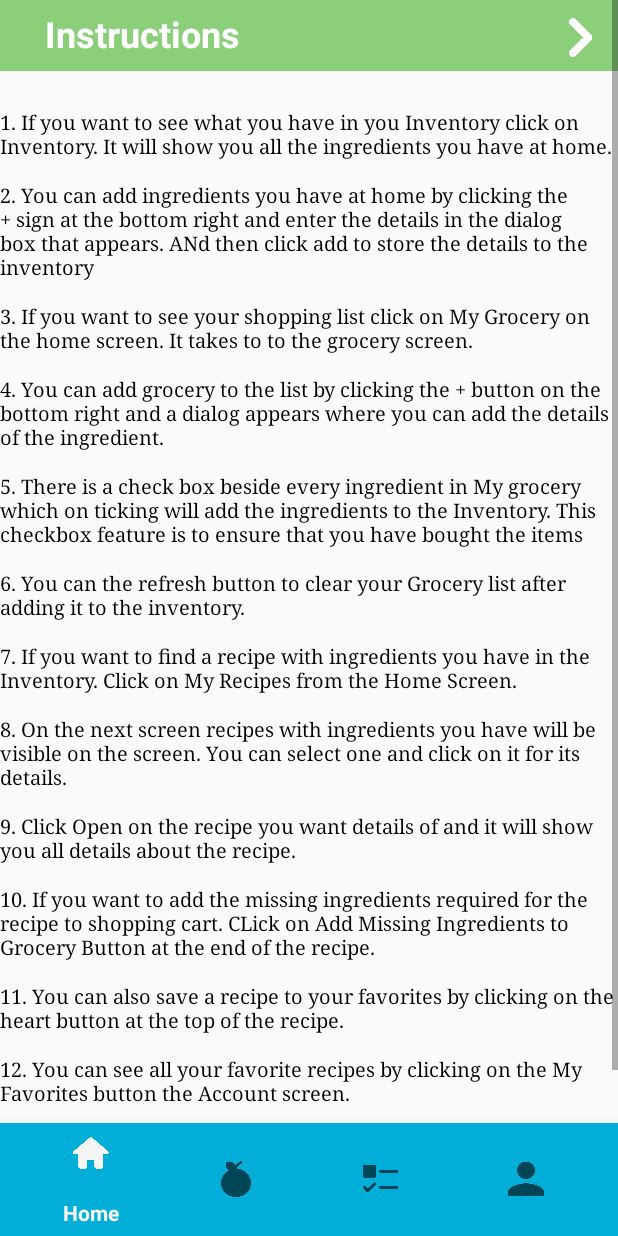
After one commit to hunainadhi/Foodification-app, an Android app: the fragment InstructionsFragment placed in its activity, on a phone screen of 412 x 824 dp. The commit adds this screen. Run offline under Robolectric (Android 15) with nearby library versions, the phone set to English and light mode, and no system bars; our stand-ins replace Firebase (no records; nobody signed in at launch, a user with empty details on screens opened directly), Volley; network calls fail; Roboto replaces fonts that are not available here.

Commit message:
Added Help Page to Account Screen

```diff
--- /dev/null
+++ b/app/src/main/java/com/example/foodification/InstructionsFragment.java
@@ -0,0 +1,33 @@
+package com.example.foodification;
+
+import android.annotation.SuppressLint;
+import android.os.Bundle;
+import android.view.LayoutInflater;
+import android.view.View;
+import android.view.ViewGroup;
+import android.widget.Button;
+import androidx.fragment.app.Fragment;
+
+public class InstructionsFragment extends Fragment {
+    Button backButton;
+
+    @SuppressLint("MissingInflatedId")
+    @Override
+    public View onCreateView(LayoutInflater inflater, ViewGroup container, Bundle savedInstanceState) {
+        View view = inflater.inflate(R.layout.fragment_instructions, container, false);
+
+        // Find buttons by their IDs
+        backButton = view.findViewById(R.id.backButton);
+        backButton.setOnClickListener(new View.OnClickListener() {
+            @Override
+            public void onClick(View v) {
+                // Handle back button click
+                if (getFragmentManager() != null) {
+                    getFragmentManager().popBackStack();
+                }
+            }
+        });
+        return view;
+    }
+
+}
--- a/app/src/main/res/layout/activity_user_info.xml
+++ b/app/src/main/res/layout/activity_user_info.xml
@@ -200,6 +200,7 @@
         </RelativeLayout>
 
         <RelativeLayout
+            android:id="@+id/helpLayout"
             android:layout_width="wrap_content"
             android:layout_height="wrap_content"
             android:layout_below="@id/editProfile"
--- /dev/null
+++ b/app/src/main/res/layout/fragment_instructions.xml
@@ -0,0 +1,188 @@
+<ScrollView
+    xmlns:android="http://schemas.android.com/apk/res/android"
+    xmlns:tools="http://schemas.android.com/tools"
+    android:layout_width="match_parent"
+    android:layout_height="wrap_content">
+    <RelativeLayout
+        android:layout_width="match_parent"
+        android:layout_height="wrap_content"
+        tools:ignore="ExtraText">
+
+    <View  android:id="@+id/instructionsBar"
+        android:layout_width="match_parent"
+        android:layout_height="47dp"
+        android:background="#8BCF7B"
+        android:layout_marginStart="0dp"></View>
+
+    <Button
+        android:id="@+id/backButton"
+        android:layout_width="50dp"
+        android:layout_height="50dp"
+        android:layout_alignParentTop="true"
+        android:layout_alignParentEnd="true"
+        android:layout_marginStart="16dp"
+        android:background="@drawable/arrow"
+        tools:ignore="SpeakableTextPresentCheck" />
+    />
+
+    <TextView
+        android:id="@+id/inventory"
+        android:textStyle="bold"
+        android:layout_width="360dp"
+        android:layout_height="46.72dp"
+        android:layout_alignParentLeft="true"
+        android:layout_alignParentTop="true"
+        android:layout_marginTop="6dp"
+        android:layout_marginLeft="30dp"
+
+        android:text="@string/Instructions"
+        android:textAppearance="@style/try_our_new"/>
+    <TextView
+        android:id="@+id/nameText"
+        android:paddingTop="25dp"
+        android:layout_below="@id/instructionsBar"
+        android:layout_width="match_parent"
+        android:layout_height="wrap_content"
+        android:text="@string/_1_if_you_want_to_see_what_you_have_in_you_inventory_click_on_inventory_it_will_show_you_all_the_ingredients_you_have_at_home"
+        android:fontFamily="serif"
+        android:textColor="@color/black"
+        android:textFontWeight="400"
+        android:textSize="13sp"/>
+    <TextView
+        android:id="@+id/nameText1"
+        android:layout_width="match_parent"
+        android:layout_below="@id/nameText"
+        android:paddingTop="15dp"
+        android:layout_height="wrap_content"
+        android:text="@string/_2_you_can_add_ingredients_you_have_at_home_by_clicking_the_sign_at_the_bottom_right_and_enter_the_details_in_the_dialog_box_that_appears_and_then_click_add_to_store_the_details_to_the_inventory"
+        android:fontFamily="serif"
+        android:textColor="@color/black"
+        android:textFontWeight="400"
+        android:textSize="13sp"/>
+    <TextView
+        android:id="@+id/nameText2"
+        android:layout_width="match_parent"
+        android:layout_below="@id/nameText1"
+        android:paddingTop="15dp"
+        android:layout_height="wrap_content"
+        android:text="@string/_3_if_you_want_to_see_your_shopping_list_click_on_my_grocery_on_the_home_screen_it_takes_to_to_the_grocery_screen"
+        android:fontFamily="serif"
+        android:textColor="@color/black"
+        android:textFontWeight="400"
+        android:textSize="13sp"/>
+    <TextView
+        android:id="@+id/nameText3"
+        android:layout_width="match_parent"
+        android:paddingTop="15dp"
+        android:layout_below="@id/nameText2"
+        android:layout_height="wrap_content"
+        android:text="@string/_4_you_can_add_grocery_to_the_list_by_clicking_the_button_on_the_bottom_right_and_a_dialog_appears_where_you_can_add_the_details_of_the_ingredient"
+        android:fontFamily="serif"
+        android:textColor="@color/black"
+        android:textFontWeight="400"
+        android:textSize="13sp"/>
+    <TextView
+        android:id="@+id/nameText4"
+        android:layout_width="match_parent"
+        android:layout_below="@id/nameText3"
+        android:paddingTop="15dp"
+        android:layout_height="wrap_content"
+        android:text="@string/_5_there_is_a_check_box_beside_every_ingredient_in_my_grocery_which_on_ticking_will_add_the_ingredients_to_the_inventory_this_checkbox_feature_is_to_ensure_that_you_have_bought_the_items"
+        android:fontFamily="serif"
+        android:textColor="@color/black"
+        android:textFontWeight="400"
+        android:textSize="13sp"/>
+    <TextView
+        android:id="@+id/nameText5"
+        android:layout_width="match_parent"
+        android:layout_below="@id/nameText4"
+        android:paddingTop="15dp"
+        android:layout_height="wrap_content"
+        android:text="@string/_6_you_can_the_refresh_button_to_clear_your_grocery_list_after_adding_it_to_the_inventory"
+        android:fontFamily="serif"
+        android:textColor="@color/black"
+        android:textFontWeight="400"
+        android:textSize="13sp"/>
+    <TextView
+        android:id="@+id/nameText6"
+        android:layout_width="match_parent"
+        android:paddingTop="15dp"
+        android:layout_below="@id/nameText5"
+        android:layout_height="wrap_content"
+        android:text="@string/_7_if_you_want_to_find_a_recipe_with_ingredients_you_have_in_the_inventory_click_on_my_recipes_from_the_home_screen"
+        android:fontFamily="serif"
+        android:textColor="@color/black"
+        android:textFontWeight="400"
+        android:textSize="13sp"/>
+    <TextView
+        android:id="@+id/nameText7"
+        android:layout_width="match_parent"
+        android:layout_below="@id/nameText6"
+        android:paddingTop="15dp"
+        android:layout_height="wrap_content"
+        android:text="@string/_8_on_the_next_screen_recipes_with_ingredients_you_have_will_be_visible_on_the_screen_you_can_select_one_and_click_on_it_for_its_details"
+        android:fontFamily="serif"
+        android:textColor="@color/black"
+        android:textFontWeight="400"
+        android:textSize="13sp"/>
+    <TextView
+        android:id="@+id/nameText8"
+        android:layout_width="match_parent"
+        android:layout_below="@id/nameText7"
+        android:paddingTop="15dp"
+        android:layout_height="wrap_content"
+        android:text="@string/_9_click_open_on_the_recipe_you_want_details_of_and_it_will_show_you_all_details_about_the_recipe"
+        android:fontFamily="serif"
+        android:textColor="@color/black"
+        android:textFontWeight="400"
+        android:textSize="13sp"/>
+    <TextView
+        android:id="@+id/nameText9"
+        android:layout_width="match_parent"
+        android:layout_below="@id/nameText8"
+        android:paddingTop="15dp"
+        android:layout_height="wrap_content"
+        android:text="@string/_10_if_you_want_to_add_the_missing_ingredients_required_for_the_recipe_to_shopping_cart_click_on_add_missing_ingredients_to_grocery_button_at_the_end_of_the_recipe"
+        android:fontFamily="serif"
+        android:textColor="@color/black"
+        android:textFontWeight="400"
+        android:textSize="13sp"/>
+
+    <TextView
+        android:id="@+id/nameText10"
+        android:layout_width="match_parent"
+        android:layout_below="@id/nameText9"
+        android:paddingTop="15dp"
+        android:layout_height="wrap_content"
+        android:text="@string/_11_you_can_also_save_a_recipe_to_your_favorites_by_clicking_on_the_heart_button_at_the_top_of_the_recipe"
+        android:fontFamily="serif"
+        android:textColor="@color/black"
+        android:textFontWeight="400"
+        android:textSize="13sp"/>
+
+    <TextView
+        android:id="@+id/nameText11"
+        android:layout_width="match_parent"
+        android:paddingTop="15dp"
+        android:layout_below="@id/nameText10"
+        android:layout_height="wrap_content"
+        android:text="@string/_12_you_can_see_all_your_favorite_recipes_by_clicking_on_the_my_favorites_button_the_account_screen"
+        android:fontFamily="serif"
+        android:textColor="@color/black"
+        android:textFontWeight="400"
+        android:textSize="13sp"/>
+
+    <TextView
+        android:id="@+id/nameText12"
+        android:paddingTop="15dp"
+        android:layout_width="match_parent"
+        android:layout_below="@id/nameText11"
+        android:layout_height="wrap_content"
+        android:text="@string/_13_you_can_navigate_between_various_screen_by_using_the_bottom_navigation_buttons"
+        android:fontFamily="serif"
+        android:textColor="@color/black"
+        android:textFontWeight="400"
+        android:textSize="13sp"/>
+    </RelativeLayout>
+
+</ScrollView>
--- a/app/src/main/res/values/strings.xml
+++ b/app/src/main/res/values/strings.xml
@@ -49,4 +49,26 @@
     <string name="pt">Number of Missed Ingredients: </string>
     <string name="Equipment">Equipment Required</string>
     <string name="Equipment_list">Equipment List</string>
+    <string name="_1_if_you_want_to_see_what_you_have_in_you_inventory_click_on_inventory_it_will_show_you_all_the_ingredients_you_have_at_home">1. If you want to see what you have in you Inventory click on Inventory. It will show you all the ingredients you have at home.</string>
+    <string name="_2_you_can_add_ingredients_you_have_at_home_by_clicking_the_sign_at_the_bottom_right_and_enter_the_details_in_the_dialog_box_that_appears_and_then_click_add_to_store_the_details_to_the_inventory">2. You can add ingredients you have at home by clicking the + sign at the bottom right and enter the details in the dialog box that appears. ANd then click add to store the details to the inventory</string>
+    <string name="_3_if_you_want_to_see_your_shopping_list_click_on_my_grocery_on_the_home_screen_it_takes_to_to_the_grocery_screen">3. If you want to see your shopping list click on My Grocery on the home screen. It takes to to the grocery screen.</string>
+    <string name="_4_you_can_add_grocery_to_the_list_by_clicking_the_button_on_the_bottom_right_and_a_dialog_appears_where_you_can_add_the_details_of_the_ingredient">4. You can add grocery to the list by clicking the + button on the bottom right and a dialog appears where you can add the details of the ingredient.</string>
+    <string name="_5_there_is_a_check_box_beside_every_ingredient_in_my_grocery_which_on_ticking_will_add_the_ingredients_to_the_inventory_this_checkbox_feature_is_to_ensure_that_you_have_bought_the_items">5. There is a check box beside every ingredient in My grocery which on ticking will add the ingredients to the Inventory. This checkbox feature is to ensure that you have bought the items</string>
+    <string name="_6_you_can_the_refresh_button_to_clear_your_grocery_list_after_adding_it_to_the_inventory">6. You can the refresh button to clear your Grocery list after adding it to the inventory.</string>
+    <string name="_7_if_you_want_to_find_a_recipe_with_ingredients_you_have_in_the_inventory_click_on_my_recipes_from_the_home_screen">7. If you want to find a recipe with ingredients you have in the Inventory. Click on My Recipes from the Home Screen.</string>
+    <string name="_8_on_the_next_screen_recipes_with_ingredients_you_have_will_be_visible_on_the_screen_you_can_select_one_and_click_on_it_for_its_details">8. On the next screen recipes with ingredients you have will be visible on the screen. You can select one and click on it for its details.</string>
+    <string name="_9_click_open_on_the_recipe_you_want_details_of_and_it_will_show_you_all_details_about_the_recipe">9. Click Open on the recipe you want details of and it will show you all details about the recipe.</string>
+    <string name="_10_if_you_want_to_add_the_missing_ingredients_required_for_the_recipe_to_shopping_cart_click_on_add_missing_ingredients_to_grocery_button_at_the_end_of_the_recipe">10. If you want to add the missing ingredients required for the recipe to shopping cart. CLick on Add Missing Ingredients to Grocery Button at the end of the recipe.</string>
+    <string name="_11_you_can_also_save_a_recipe_to_your_favorites_by_clicking_on_the_heart_button_at_the_top_of_the_recipe">11. You can also save a recipe to your favorites by clicking on the heart button at the top of the recipe.</string>
+    <string name="_12_you_can_see_all_your_favorite_recipes_by_clicking_on_the_my_favorites_button_the_account_screen">12. You can see all your favorite recipes by clicking on the My Favorites button the Account screen.</string>
+    <string name="_13_you_can_navigate_between_various_screen_by_using_the_bottom_navigation_buttons">13. You can navigate between various screen by using the bottom navigation buttons.</string>
+    <string name="author_names">Author Names:</string>
+    <string name="abdul_muhaymin_mohammed">Abdul Muhaymin Mohammed</string>
+    <string name="sachwin_kohli">Sachwin Kohli</string>
+    <string name="mohammed_abdul_malik">Mohammed Abdul Malik</string>
+    <string name="hunain_adhikari">Hunain Adhikari</string>
+    <string name="foodification_v1">Foodification V1</string>
+    <string name="do_you_want_instructions_on_how_to_use_the_application">Do you want instructions on how to use the application?</string>
+    <string name="yes">Yes</string>
+    <string name="no">No</string>
 </resources>
```
Also changed, not shown: app/src/debug/res/layout/dialog_help.xml (added, +111 -0 lines), app/src/main/java/com/example/foodification/UserInfoFragment.java (+37 -0 lines), 1 other file.
